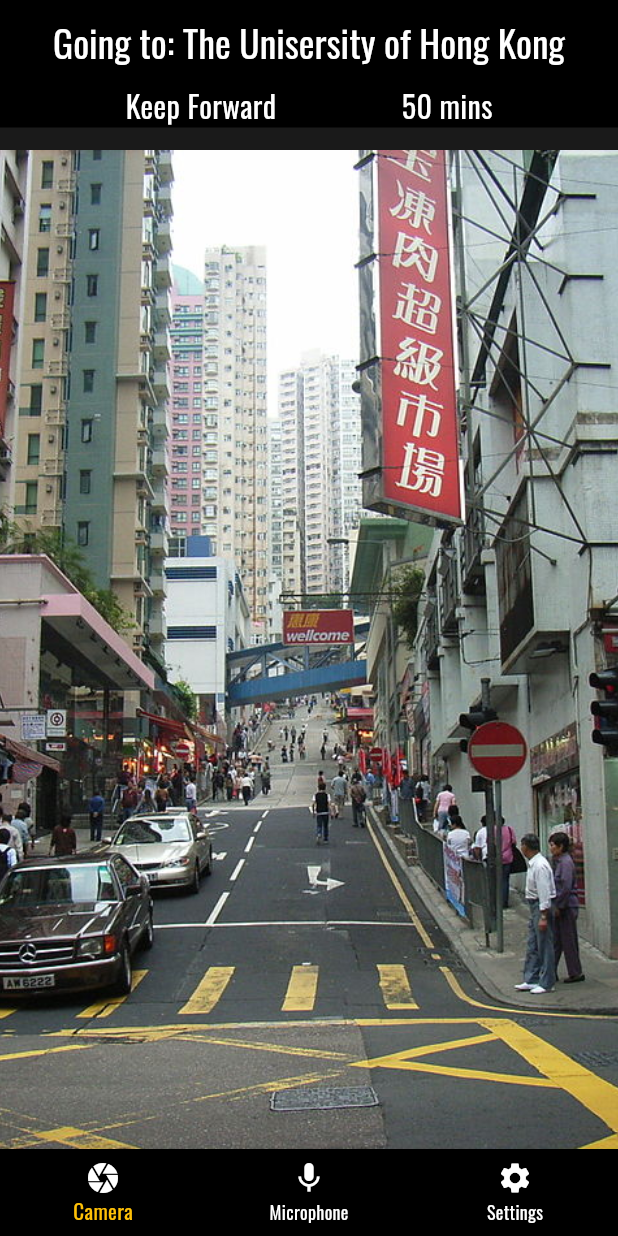
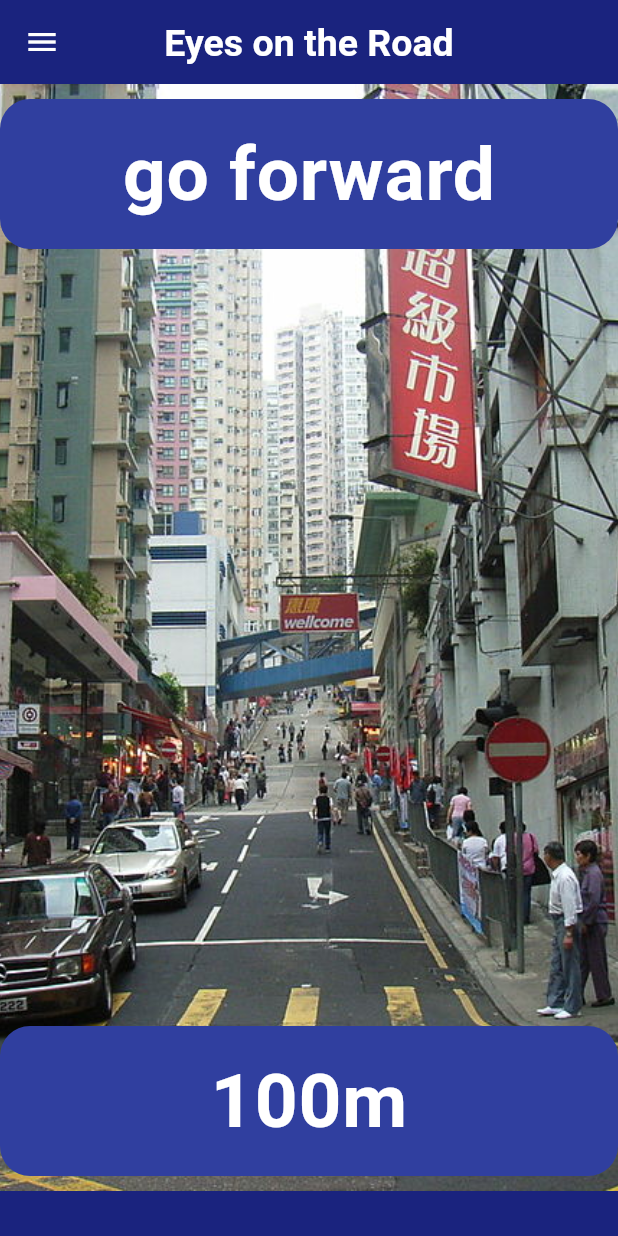
Before and after one commit to FoxHui1759/A-mobile-application-that-assists-individuals-with-visual-impairment-to-travel-in-Hong-Kong, a Flutter app: the screen it shows after launch, on a phone screen of 412 x 824 dp. Run offline on Flutter 3.47's test engine with Material 3 defaults, Android fonts, the phone set to English and light mode, and no system bars; our stand-ins replace google_fonts, socket_io_client; Roboto replaces fonts that are missing (Carlito).

Commit message:
update app: remove bottom navigation bar, add input popup, add drawer

```diff
--- a/eyes_on_the_road/lib/home_page.dart
+++ b/eyes_on_the_road/lib/home_page.dart
@@ -1,7 +1,6 @@
 import 'package:flutter/material.dart';
 
 import 'pages/camera_page.dart';
-import 'pages/microphone_page.dart';
 import 'pages/settings_page.dart';
 
 class HomePage extends StatefulWidget {
@@ -18,7 +17,6 @@ class _HomePageState extends State<HomePage> {
 
   static final List<Widget> _widgetOptions = <Widget>[
     CameraPage(),
-    MicrophonePage(),
     SettingsPage(),
   ];
 
@@ -31,60 +29,40 @@ class _HomePageState extends State<HomePage> {
   @override
   Widget build(BuildContext context) {
     return Scaffold(
-      appBar: PreferredSize(
-          preferredSize: const Size.fromHeight(100),
-          child: Column(
-            children: [
-              AppBar(
+        appBar: AppBar(
           centerTitle: true,
           backgroundColor: Theme.of(context).primaryColor,
           title: Text(
-                  "Going to: The Unisersity of Hong Kong",
+            widget.title,
+            style: Theme.of(context).textTheme.headlineMedium,
+          ),
+          iconTheme: IconThemeData(color: Colors.white),
+        ),
+        drawer: Drawer(
+          child: ListView(
+            padding: EdgeInsets.zero,
+            children: <Widget>[
+              DrawerHeader(
+                decoration: BoxDecoration(
+                  color: Theme.of(context).primaryColor,
+                ),
+                child: Text(
+                  'Eyes on the Road',
                   style: Theme.of(context).textTheme.headlineMedium,
                 ),
               ),
-              Container(
-                color: Theme.of(context).primaryColor,
-                child: Row(
-                  mainAxisAlignment: MainAxisAlignment.spaceEvenly,
-                  children: [
-                    Text(
-                      'Keep Forward',
-                      style: Theme.of(context).textTheme.bodyMedium,
-                    ),
-                    Text(
-                      '50 mins',
-                      style: Theme.of(context).textTheme.bodyMedium,
-                    ),
             ],
           ),
-              )
-            ],
-          )),
+        ),
         body: Center(
           child: _widgetOptions.elementAt(_selectedIndex),
         ),
-      bottomNavigationBar: BottomNavigationBar(
-        backgroundColor: Theme.of(context).primaryColor,
-        items: const <BottomNavigationBarItem>[
-          BottomNavigationBarItem(
-            icon: Icon(Icons.camera, color: Colors.white),
-            label: 'Camera',
+        bottomNavigationBar: BottomAppBar(
+          height: 30,
+          color: Theme.of(context).primaryColor,
+          child: SizedBox(
+            height: 0,
           ),
-          BottomNavigationBarItem(
-            icon: Icon(Icons.mic, color: Colors.white),
-            label: 'Microphone',
-          ),
-          BottomNavigationBarItem(
-            icon: Icon(Icons.settings, color: Colors.white),
-            label: 'Settings',
-          ),
-        ],
-        currentIndex: _selectedIndex,
-        selectedItemColor: Colors.amber,
-        unselectedItemColor: Colors.white,
-        onTap: _onItemTapped,
-      ),
-    );
+        ));
   }
 }
--- a/eyes_on_the_road/lib/main.dart
+++ b/eyes_on_the_road/lib/main.dart
@@ -15,21 +15,31 @@ class MyApp extends StatelessWidget {
   @override
   Widget build(BuildContext context) {
     return MaterialApp(
-      title: 'appTitle',
+      title: appTitle,
       theme: ThemeData(
         useMaterial3: true,
-        primaryColor: Colors.black,
-        scaffoldBackgroundColor: const Color.fromARGB(255, 26, 26, 26),
+        primaryColor: Colors.indigo[900],
+        colorScheme:
+            ColorScheme.fromSwatch().copyWith(secondary: Colors.indigo[700]),
+        scaffoldBackgroundColor: Colors.white,
         textTheme: TextTheme(
-          headlineMedium: GoogleFonts.oswald(
-              fontSize: 25, fontStyle: FontStyle.normal, color: Colors.white),
-          bodyMedium: GoogleFonts.oswald(
+          headlineMedium: GoogleFonts.carlito(
+              fontSize: 25,
+              fontStyle: FontStyle.normal,
+              color: Colors.white,
+              fontWeight: FontWeight.bold),
+          bodyLarge: GoogleFonts.carlito(
+              fontSize: 50,
+              fontStyle: FontStyle.normal,
+              color: Colors.white,
+              fontWeight: FontWeight.bold),
+          bodyMedium: GoogleFonts.carlito(
               fontSize: 20, fontStyle: FontStyle.normal, color: Colors.white),
-          labelMedium: GoogleFonts.oswald(
+          labelMedium: GoogleFonts.carlito(
               fontSize: 10, fontStyle: FontStyle.normal, color: Colors.white),
         ),
       ),
-      home: HomePage(title: 'Flutter Demo Home Page'),
+      home: HomePage(title: appTitle),
     );
   }
 }
--- a/eyes_on_the_road/lib/pages/camera_page.dart
+++ b/eyes_on_the_road/lib/pages/camera_page.dart
@@ -8,14 +8,102 @@ class CameraPage extends StatefulWidget {
 }
 
 class _CameraPageState extends State<CameraPage> {
+  String nivagationCue = 'go forward';
+  String distance = '100m';
+  String destination = 'The University of Hong Kong';
+
+  bool _inputting = false;
+
+  void _showMicrophone() {
+    setState(() {
+      _inputting = true;
+    });
+  }
+
+  void _hideMicrophone() {
+    setState(() {
+      _inputting = false;
+    });
+  }
+
   @override
   Widget build(BuildContext context) {
-    return Center(
-      child: Image(
-          fit: BoxFit.cover,
-          width: View.of(context).physicalSize.width,
-          height: View.of(context).physicalSize.height,
-          image: AssetImage('assets/images/street.jpg')),
+    return GestureDetector(
+      onLongPressStart: (details) {
+        _showMicrophone();
+      },
+      onLongPressEnd: (details) {
+        _hideMicrophone();
+      },
+      child: Stack(
+        children: <Widget>[
+          Image(
+              fit: BoxFit.cover,
+              width: View.of(context).physicalSize.width,
+              height: View.of(context).physicalSize.height,
+              image: AssetImage('assets/images/street.jpg')),
+          Container(
+            alignment: Alignment.center,
+            child: Column(
+              mainAxisAlignment: MainAxisAlignment.spaceBetween,
+              children: <Widget>[
+                Container(
+                  margin: EdgeInsets.only(top: 10.0),
+                  width: double.infinity,
+                  height: 100,
+                  decoration: BoxDecoration(
+                    color: Theme.of(context).colorScheme.secondary,
+                    borderRadius: BorderRadius.circular(20),
+                  ),
+                  child: Center(
+                    child: Text(nivagationCue,
+                        style: Theme.of(context).textTheme.bodyLarge),
+                  ),
+                ),
+                Container(
+                  margin: EdgeInsets.only(bottom: 10.0),
+                  width: double.infinity,
+                  height: 100,
+                  decoration: BoxDecoration(
+                      color: Theme.of(context).colorScheme.secondary,
+                      borderRadius: BorderRadius.circular(20)),
+                  child: Center(
+                    child: Text(distance,
+                        style: Theme.of(context).textTheme.bodyLarge),
+                  ),
+                ),
+              ],
+            ),
+          ),
+          if (_inputting)
+            Container(
+              alignment: Alignment.center,
+              color: Colors.black.withOpacity(0.5),
+              child: Column(
+                mainAxisAlignment: MainAxisAlignment.center,
+                children: <Widget>[
+                  Container(
+                    width: 300,
+                    height: 300,
+                    decoration: BoxDecoration(
+                      color: Theme.of(context).primaryColor,
+                      borderRadius: BorderRadius.circular(20),
+                    ),
+                    child: Column(
+                      mainAxisAlignment: MainAxisAlignment.center,
+                      children: <Widget>[
+                        Icon(Icons.mic, size: 100, color: Colors.white),
+                        Text('Listening...',
+                            style: Theme.of(context).textTheme.bodyLarge),
+                        SizedBox(height: 20),
+                      ],
+                    ),
+                  ),
+                ],
+              ),
+            ),
+        ],
+      ),
     );
   }
 }
--- a/eyes_on_the_road/lib/pages/microphone_page.dart
+++ /dev/null
@@ -1,32 +0,0 @@
-import 'package:flutter/material.dart';
-
-class MicrophonePage extends StatefulWidget {
-  const MicrophonePage({super.key});
-
-  @override
-  _MicrophonePageState createState() => _MicrophonePageState();
-}
-
-class _MicrophonePageState extends State<MicrophonePage> {
-  @override
-  Widget build(BuildContext context) {
-    return const Center(
-        child: Column(
-      mainAxisAlignment: MainAxisAlignment.center,
-      children: [
-        Icon(
-          Icons.mic,
-          size: 300,
-          color: Colors.white,
-        ),
-        Text(
-          'Listening...',
-          style: TextStyle(
-            fontSize: 20,
-            color: Colors.white,
-          ),
-        ),
-      ],
-    ));
-  }
-}
--- a/eyes_on_the_road/lib/services/api_service.dart
+++ b/eyes_on_the_road/lib/services/api_service.dart
@@ -1,6 +1,8 @@
-import 'package:http/http.dart' as http;
-import 'dart:convert';
+import 'package:socket_io_client/socket_io_client.dart' as IO;
 
 class ApiService {
-  final String baseUrl = 'https://10.0.2.2:8000';
+  final IO.Socket socket = IO.io('http://10.0.2.2:5000', <String, dynamic>{
+    'transports': ['websocket'],
+    'autoConnect': false,
+  });
 }
```
Lines whose indentation alone changed are shown as unchanged.
